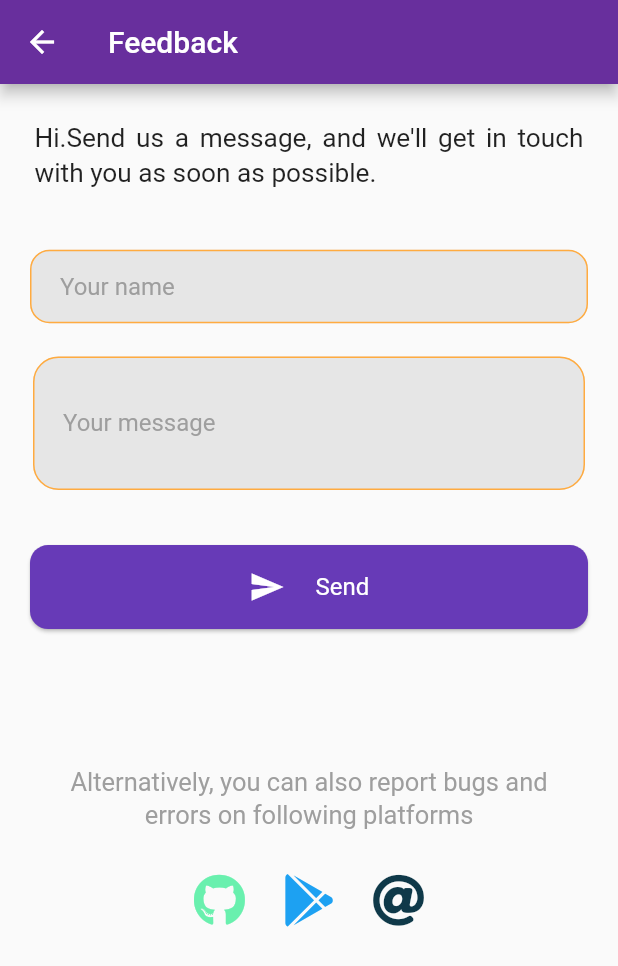
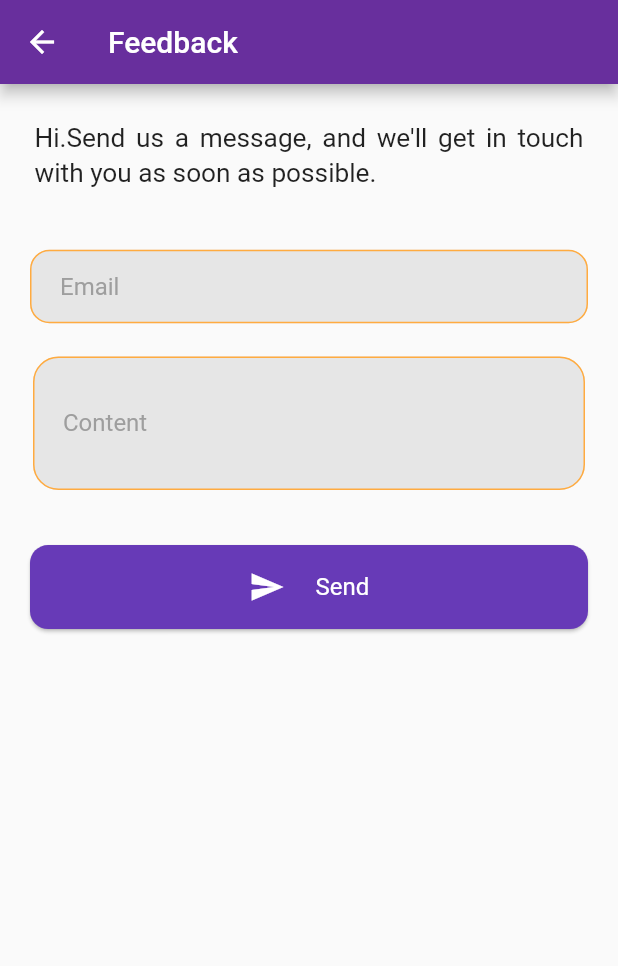
Before and after one commit to kenfoongAK/dinerscuisine, a Flutter app: the FeedbackPage screen opened directly, on a phone screen of 412 x 824 dp. Shown: the top 966 px of the screen. Run offline on Flutter 3.47's test engine with Material 2 defaults, Android fonts, the phone set to English and light mode, and no system bars; our stand-ins replace chewie, flick_video_player, flutter_easyloading, font_awesome_flutter, shared_preferences, url_launcher_web and 2 more; missing offline and left inert: shared_preferences_web, wakelock_web; accounts and stored records are empty; network calls fail; Roboto replaces fonts that are missing (RobotoSlab).

Commit message:
readd function

```diff
--- a/lib/pages/mine/FeedbackPage.dart
+++ b/lib/pages/mine/FeedbackPage.dart
@@ -2,9 +2,14 @@
 // ignore: file_names
 // ignore: file names
 // ignore: file names
+import 'dart:convert';
+
+import 'package:demo2/pages/mine/SuccessPage.dart';
 import 'package:flutter/material.dart';
+import 'package:flutter_easyloading/flutter_easyloading.dart';
 import 'package:font_awesome_flutter/font_awesome_flutter.dart';
 import 'package:url_launcher/url_launcher.dart';
+import 'package:http/http.dart' as http;
 
 class FeedbackPage extends StatefulWidget {
   @override
@@ -76,7 +81,7 @@ class _FeedbackState extends State<FeedbackPage> {
                   filled: true,
                   contentPadding:
                       EdgeInsets.symmetric(vertical: 15, horizontal: 20),
-                  hintText: 'Your name',
+                  hintText: 'Email',
                   hintStyle:
                       TextStyle(color: Colors.grey, fontFamily: 'RobotoSlab'),
                   border: OutlineInputBorder(
@@ -115,7 +120,7 @@ class _FeedbackState extends State<FeedbackPage> {
                   filled: true,
                   contentPadding:
                       EdgeInsets.symmetric(vertical: 35, horizontal: 20),
-                  hintText: 'Your message',
+                  hintText: 'Content',
                   hintStyle: TextStyle(
                     color: Colors.grey,
                     fontFamily: 'RobotoSlab',
@@ -159,6 +164,10 @@ class _FeedbackState extends State<FeedbackPage> {
                           "mailto:mashneh9@gmail.com?subject=From $name&body=$message");
                     });
                   },
+                  child: InkWell(
+                    onTap: () {
+                      submit();
+                    },
                     child: ListTile(
                       title: Row(
                         mainAxisAlignment: MainAxisAlignment.center,
@@ -181,61 +190,45 @@ class _FeedbackState extends State<FeedbackPage> {
                         ],
                       ),
                     ),
-              ),
+                  )),
             ),
             SizedBox(
               height: MediaQuery.of(context).size.height * 0.06,
-            ),
-            Padding(
-              padding: EdgeInsets.only(
-                  top: MediaQuery.of(context).size.height * 0.05,
-                  left: 21,
-                  right: 21,
-                  bottom: MediaQuery.of(context).size.height * 0.034),
-              child: Text(
-                "Alternatively, you can also report bugs and errors on following platforms",
-                textAlign: TextAlign.center,
-                style: TextStyle(
-                  fontFamily: 'RobotoSlab',
-                  color: Colors.grey,
-                  fontSize: 17,
-                  height: 1.3,
-                ),
-              ),
-            ),
-            Row(
-              mainAxisAlignment: MainAxisAlignment.center,
-              children: <Widget>[
-                GestureDetector(
-                  onTap: () => launchUrl("https://github.com/mashneh"),
-                  child: Icon(
-                    FontAwesomeIcons.github,
-                    color: Colors.greenAccent,
-                    size: 35,
-                  ),
-                ),
-                SizedBox(
-                  width: MediaQuery.of(context).size.width * 0.06,
-                ),
-                GestureDetector(
-                  onTap: () => launchUrl(
-                      "https://play.google.com/store/apps/details?id=com.lifeplusapp&hl=en_IN"),
-                  child: Icon(FontAwesomeIcons.googlePlay,
-                      color: Color(0xff1DA1F2), size: 35),
-                ),
-                SizedBox(
-                  width: MediaQuery.of(context).size.width * 0.06,
-                ),
-                GestureDetector(
-                  onTap: () => _launchURLMail(),
-                  child: Icon(FontAwesomeIcons.at,
-                      color: Color(0xff0f3949), size: 35),
-                ),
-              ],
             ),
           ],
         ),
       ),
     );
   }
+
+  Future<void> submit() async {
+    EasyLoading.show(status: 'loading...');
+
+    var headers = {
+      'Authorization': 'Basic bTRoU0gya0lqVFhOV0hmNUVXOng=',
+      'Content-Type': 'application/json'
+    };
+    var request = http.Request(
+        'POST', Uri.parse('https://vanguardii.freshdesk.com/api/v2/tickets'));
+    request.body = json.encode({
+      "email": t1.text,
+      "subject": "Feedback",
+      "description": t2.text,
+      "status": 2,
+      "priority": 1
+    });
+    request.headers.addAll(headers);
+
+    http.StreamedResponse response = await request.send();
+
+    if (response.statusCode == 201 || response.statusCode == 200) {
+      EasyLoading.dismiss();
+      Navigator.pop(context);
+      Navigator.push(
+          context, MaterialPageRoute(builder: (context) => SuccessPage()));
+      // print(await response.stream.bytesToString());
+    } else {
+      EasyLoading.dismiss();
     }
+  }
+}
--- a/lib/pages/mine/HelpPage.dart
+++ b/lib/pages/mine/HelpPage.dart
@@ -26,7 +26,7 @@ class Page extends State<HelpPage> {
             style: TextStyle(color: Colors.white),
           ),
         ),
-        ExpansionPanelList(
+        body: ExpansionPanelList(
             expansionCallback: (int index, bool isExpanded) {},
             children: [
               ExpansionPanel(
@@ -41,6 +41,6 @@ class Page extends State<HelpPage> {
                 ),
                 isExpanded: true,
               ),
-        ));
+            ]));
   }
 }
```
Also changed, not shown: lib/pages/mine/BeATeacherPage.dart (+62 -20 lines), assets/images/WeChat Image_20210822224518.png (added), assets/images/logo.png, 6 other files. Lines whose indentation alone changed are shown as unchanged.
